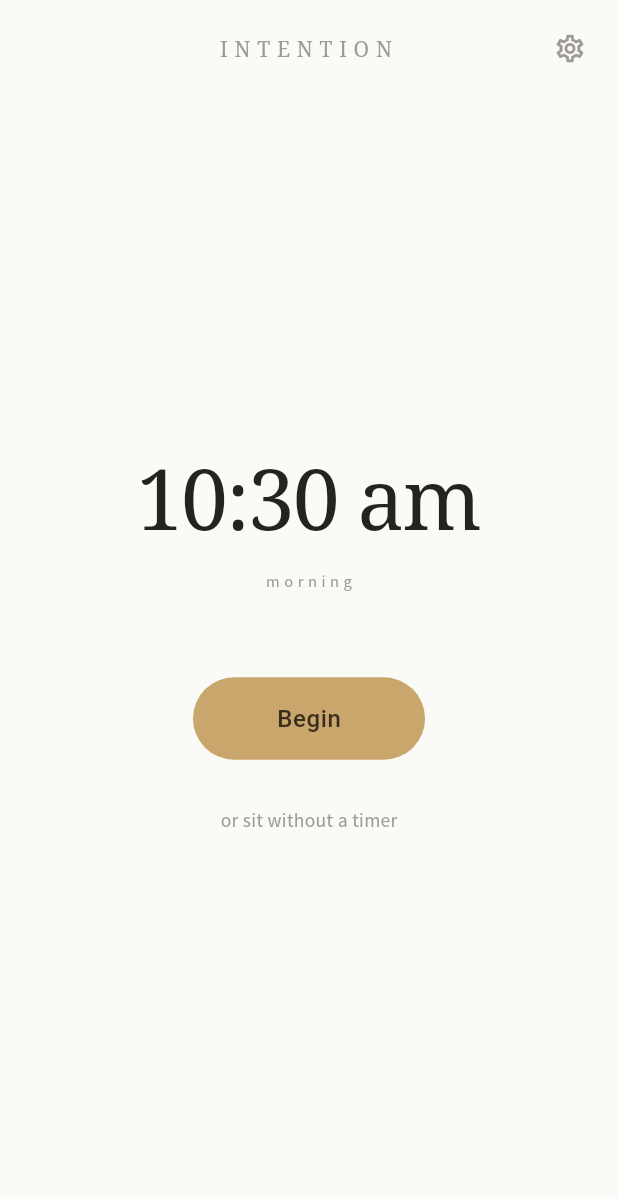
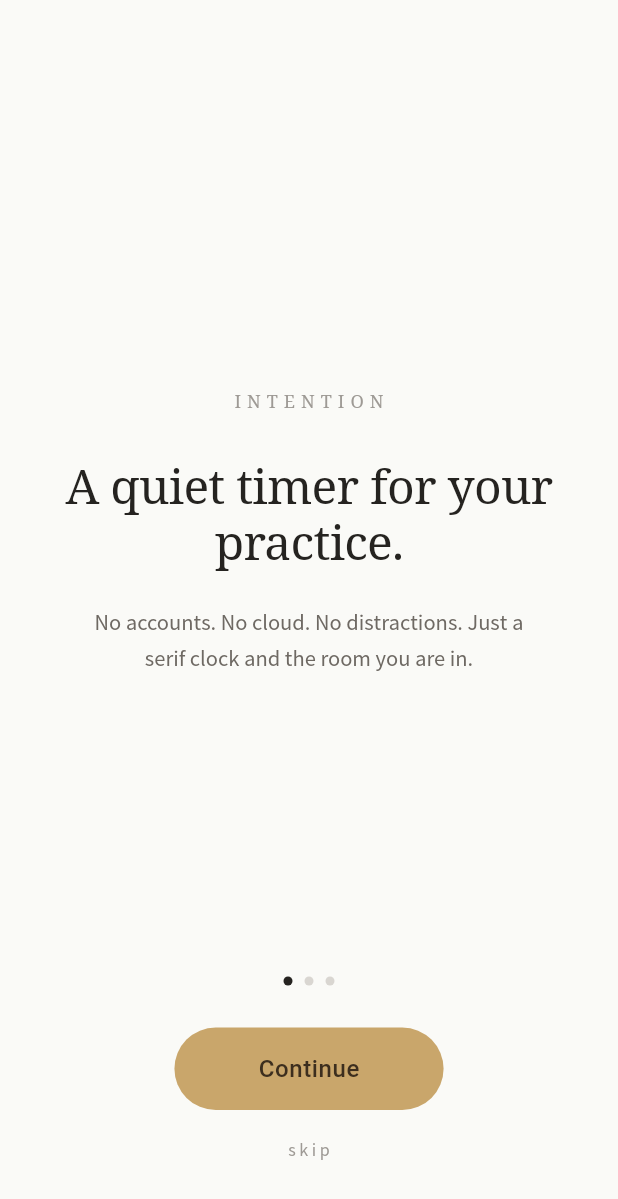
Before and after one commit to AlexanderSchoenfeldt/meditationtimer, a Flutter app: the screen it shows after launch, on a phone screen of 412 x 824 dp. Shown: the top 1199 px of the screen. Run offline on Flutter 3.47's test engine with Material 3 defaults, Android fonts, the phone set to English and light mode, and no system bars; our stand-ins replace flutter_riverpod, go_router.

Commit message:
Phase 3 (9/9): Onboarding — three quiet welcome panels
- OnboardingScreen is a PageView of three panels: welcome (timer
  promise), privacy (offline-only stance), streak (day-by-day) — each
  serif headline + sans body, no glyphs, no marketing. Page indicator
  dots, "Continue" button on panels 1–2, "Begin" on the last.
- A "skip" link jumps straight to the last panel; Begin then marks the
  onboarded flag through markOnboarded and exits back to / (or pops if
  reached via Settings → Show welcome again).
- routerProvider now reads onboarded once at construction time and
  picks /onboarding as the initial route when the flag is false. Read
  not watch — we only need the initial location; go_router owns the
  stack afterwards, and we don't want a mutation to reset navigation.
- Tests that previously relied on AppState.empty now seed
  `AppState(onboarded: true)` to land directly on home.

New test: empty state lands on the onboarding flow, "skip" reveals
Begin, tapping Begin flips state.onboarded to true.

Co-Authored-By: Claude Opus 4.7 (1M context) <noreply@anthropic.com>

```diff
--- a/lib/router.dart
+++ b/lib/router.dart
@@ -1,9 +1,11 @@
 import 'package:flutter_riverpod/flutter_riverpod.dart';
 import 'package:go_router/go_router.dart';
 
+import 'providers/app_state_provider.dart';
 import 'screens/complete_screen.dart';
 import 'screens/data_screen.dart';
 import 'screens/home_screen.dart';
+import 'screens/onboarding_screen.dart';
 import 'screens/placeholders.dart';
 import 'screens/recovery_screen.dart';
 import 'screens/settings_screen.dart';
@@ -27,4 +29,13 @@ final _routes = [
 GoRouter buildRouter({String initial = '/'}) =>
     GoRouter(initialLocation: initial, routes: _routes);
 
-final routerProvider = Provider<GoRouter>((_) => buildRouter());
+final routerProvider = Provider<GoRouter>((ref) {
+  // Read once at construction time. We only need the initial location;
+  // after that go_router owns navigation. If we watch instead of read,
+  // any AppState mutation would rebuild the router and reset the stack.
+  final initial = ref.read(appStateProvider).maybeWhen(
+        data: (s) => s.onboarded ? '/' : '/onboarding',
+        orElse: () => '/',
+      );
+  return buildRouter(initial: initial);
+});
--- /dev/null
+++ b/lib/screens/onboarding_screen.dart
@@ -0,0 +1,200 @@
+import 'package:flutter/material.dart';
+import 'package:flutter_riverpod/flutter_riverpod.dart';
+import 'package:go_router/go_router.dart';
+
+import '../providers/app_state_provider.dart';
+import '../theme/palette.dart';
+import '../widgets/primary_button.dart';
+
+class _Panel {
+  final String? eyebrow;
+  final String title;
+  final String body;
+  const _Panel({this.eyebrow, required this.title, required this.body});
+}
+
+const _panels = [
+  _Panel(
+    eyebrow: 'INTENTION',
+    title: 'A quiet timer for your practice.',
+    body:
+        'No accounts. No cloud. No distractions. Just a serif clock and the room you are in.',
+  ),
+  _Panel(
+    eyebrow: 'PRIVATE',
+    title: 'Yours alone.',
+    body:
+        'Your sits stay on this device. There is no network. Nothing leaves your phone.',
+  ),
+  _Panel(
+    eyebrow: 'DAY BY DAY',
+    title: 'A streak you can pick back up.',
+    body:
+        'Sit today, then tomorrow. Miss a day and Intention will quietly ask if you practiced while away.',
+  ),
+];
+
+class OnboardingScreen extends ConsumerStatefulWidget {
+  const OnboardingScreen({super.key});
+
+  @override
+  ConsumerState<OnboardingScreen> createState() => _OnboardingScreenState();
+}
+
+class _OnboardingScreenState extends ConsumerState<OnboardingScreen> {
+  final _controller = PageController();
+  int _index = 0;
+
+  @override
+  void dispose() {
+    _controller.dispose();
+    super.dispose();
+  }
+
+  Future<void> _next() async {
+    if (_index < _panels.length - 1) {
+      _controller.nextPage(
+        duration: const Duration(milliseconds: 360),
+        curve: Curves.easeOut,
+      );
+    } else {
+      await ref.read(appStateProvider.notifier).markOnboarded();
+      if (!mounted) return;
+      if (context.canPop()) {
+        context.pop();
+      } else {
+        context.go('/');
+      }
+    }
+  }
+
+  @override
+  Widget build(BuildContext context) {
+    final p = context.palette;
+    final isLast = _index == _panels.length - 1;
+
+    return Scaffold(
+      backgroundColor: p.bg,
+      body: SafeArea(
+        child: Padding(
+          padding: const EdgeInsets.fromLTRB(32, 56, 32, 40),
+          child: Column(
+            children: [
+              Expanded(
+                child: PageView.builder(
+                  controller: _controller,
+                  itemCount: _panels.length,
+                  onPageChanged: (i) => setState(() => _index = i),
+                  itemBuilder: (_, i) => _PanelView(panel: _panels[i]),
+                ),
+              ),
+              _Dots(active: _index, count: _panels.length),
+              const SizedBox(height: 28),
+              PrimaryButton(
+                label: isLast ? 'Begin' : 'Continue',
+                onPressed: _next,
+              ),
+              const SizedBox(height: 8),
+              SizedBox(
+                height: 36,
+                child: isLast
+                    ? const SizedBox.shrink()
+                    : TextButton(
+                        onPressed: () => _controller.animateToPage(
+                          _panels.length - 1,
+                          duration: const Duration(milliseconds: 240),
+                          curve: Curves.easeOut,
+                        ),
+                        style: TextButton.styleFrom(foregroundColor: p.ink3),
+                        child: const Text(
+                          'skip',
+                          style: TextStyle(fontSize: 12, letterSpacing: 2.4),
+                        ),
+                      ),
+              ),
+            ],
+          ),
+        ),
+      ),
+    );
+  }
+}
+
+class _PanelView extends StatelessWidget {
+  final _Panel panel;
+  const _PanelView({required this.panel});
+
+  @override
+  Widget build(BuildContext context) {
+    final p = context.palette;
+    return Column(
+      mainAxisAlignment: MainAxisAlignment.center,
+      children: [
+        if (panel.eyebrow != null) ...[
+          Text(
+            panel.eyebrow!,
+            style: TextStyle(
+              fontFamily: 'serif',
+              fontSize: 12,
+              color: p.ink3,
+              letterSpacing: 4,
+            ),
+          ),
+          const SizedBox(height: 32),
+        ],
+        Text(
+          panel.title,
+          textAlign: TextAlign.center,
+          style: TextStyle(
+            fontFamily: 'serif',
+            fontSize: 32,
+            color: p.ink,
+            fontWeight: FontWeight.w400,
+            height: 1.15,
+            letterSpacing: -0.5,
+          ),
+        ),
+        const SizedBox(height: 20),
+        ConstrainedBox(
+          constraints: const BoxConstraints(maxWidth: 300),
+          child: Text(
+            panel.body,
+            textAlign: TextAlign.center,
+            style: TextStyle(
+              fontSize: 15,
+              color: p.ink2,
+              height: 1.6,
+            ),
+          ),
+        ),
+      ],
+    );
+  }
+}
+
+class _Dots extends StatelessWidget {
+  final int active;
+  final int count;
+  const _Dots({required this.active, required this.count});
+
+  @override
+  Widget build(BuildContext context) {
+    final p = context.palette;
+    return Row(
+      mainAxisAlignment: MainAxisAlignment.center,
+      children: [
+        for (int i = 0; i < count; i++) ...[
+          Container(
+            width: 6,
+            height: 6,
+            decoration: BoxDecoration(
+              shape: BoxShape.circle,
+              color: i == active ? p.ink : p.line,
+            ),
+          ),
+          if (i < count - 1) const SizedBox(width: 8),
+        ],
+      ],
+    );
+  }
+}
--- a/lib/screens/placeholders.dart
+++ b/lib/screens/placeholders.dart
@@ -34,12 +34,6 @@ class _PlaceholderScreen extends StatelessWidget {
   }
 }
 
-class OnboardingScreen extends StatelessWidget {
-  const OnboardingScreen({super.key});
-  @override
-  Widget build(BuildContext context) => const _PlaceholderScreen('Welcome');
-}
-
 class OpenSitScreen extends StatelessWidget {
   const OpenSitScreen({super.key});
   @override
```
Also changed, not shown: 1 other file.
